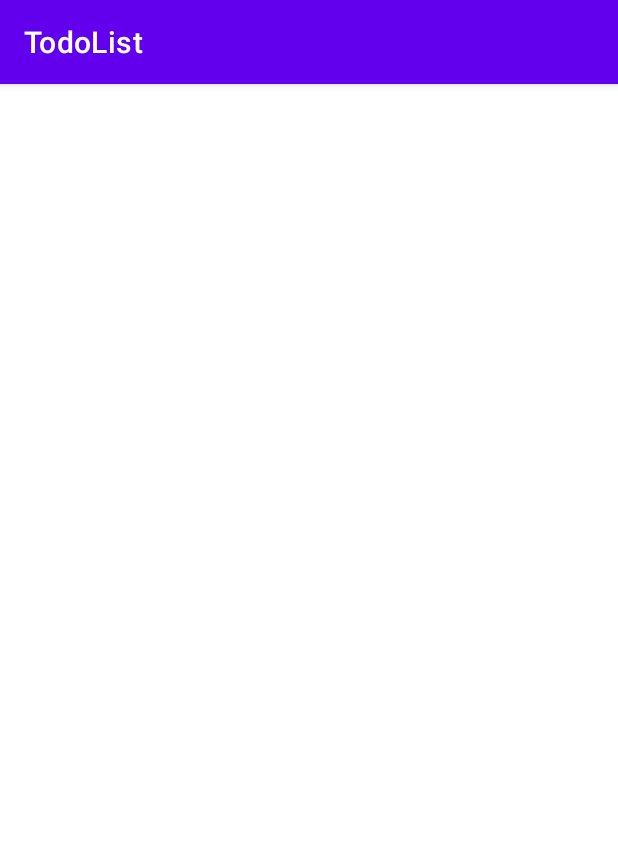
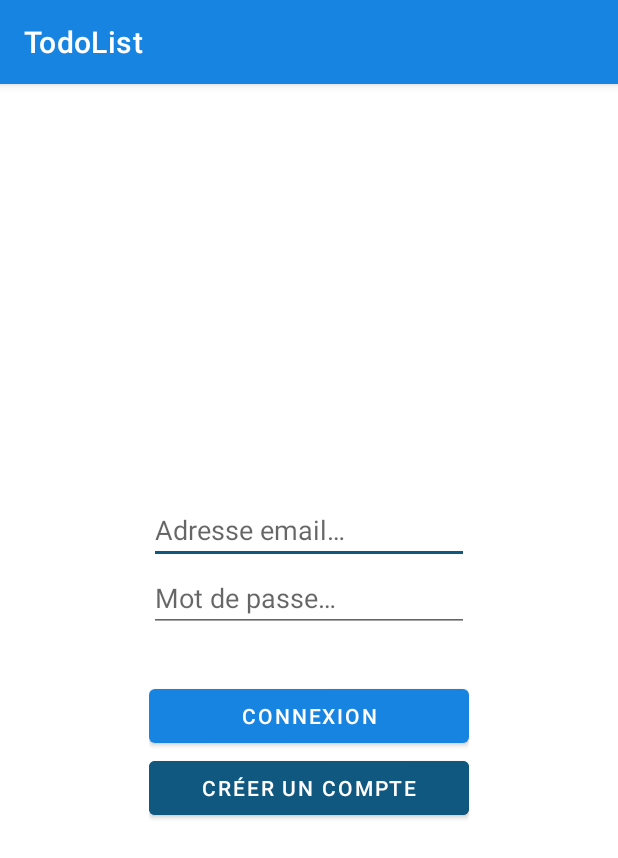
Before and after one commit to isaac-gros/kotlin-todolist, an Android app: the screen it shows after launch (MainActivity), on a phone screen of 412 x 824 dp. Shown: the top 858 px of the screen. Run offline under Robolectric (Android 15) with nearby library versions, the phone set to English and light mode, and no system bars.

Commit message:
[FEAT] Added login screen styles and inputs validation

```diff
--- a/app/build.gradle
+++ b/app/build.gradle
@@ -2,6 +2,9 @@ plugins {
     id 'com.android.application'
     id 'kotlin-android'
 }
+
+apply plugin: 'kotlin-kapt'
+apply plugin: 'kotlin-android-extensions'
 
 android {
     compileSdkVersion 30
--- a/app/src/main/res/layout/fragment_login.xml
+++ b/app/src/main/res/layout/fragment_login.xml
@@ -1,14 +1,52 @@
 <?xml version="1.0" encoding="utf-8"?>
-<FrameLayout xmlns:android="http://schemas.android.com/apk/res/android"
+<androidx.constraintlayout.widget.ConstraintLayout xmlns:android="http://schemas.android.com/apk/res/android"
+    xmlns:app="http://schemas.android.com/apk/res-auto"
     xmlns:tools="http://schemas.android.com/tools"
     android:layout_width="match_parent"
-    android:layout_height="match_parent"
-    tools:context=".presentation.views.LoginFragment">
+    android:layout_height="match_parent">
 
-    <!-- TODO: Update blank fragment layout -->
-    <TextView
-        android:layout_width="match_parent"
-        android:layout_height="match_parent"
-        android:text="@string/hello_login_fragment" />
+    <LinearLayout
+        android:layout_width="wrap_content"
+        android:layout_height="wrap_content"
+        android:orientation="vertical"
+        app:layout_constraintBottom_toBottomOf="parent"
+        app:layout_constraintEnd_toEndOf="parent"
+        app:layout_constraintStart_toStartOf="parent"
+        app:layout_constraintTop_toTopOf="parent">
 
-</FrameLayout>
+        <EditText
+            android:id="@+id/fragLogin_EmailView"
+            android:layout_width="wrap_content"
+            android:layout_height="match_parent"
+            android:autofillHints="@string/email_hint"
+            android:ems="10"
+            android:hint="@string/email_hint"
+            android:inputType="textEmailAddress" />
+
+        <EditText
+            android:id="@+id/fragLogin_PasswordView"
+            android:layout_width="wrap_content"
+            android:layout_height="wrap_content"
+            android:autofillHints="@string/password_hint"
+            android:ems="10"
+            android:hint="@string/password_hint"
+            android:inputType="textPassword" />
+
+        <Button
+            android:id="@+id/fragLogin_LoginButton"
+            android:layout_width="match_parent"
+            android:layout_height="wrap_content"
+            android:layout_marginTop="32dp"
+            android:textColor="@color/white"
+            android:text="@string/button_login" />
+
+        <Button
+            android:id="@+id/fragLogin_SignupButton"
+            android:layout_width="match_parent"
+            android:layout_height="wrap_content"
+            android:backgroundTint="@color/blue_900"
+            android:text="@string/button_create_account"
+
+            />
+    </LinearLayout>
+</androidx.constraintlayout.widget.ConstraintLayout>
--- a/app/src/main/res/navigation/nav_graph.xml
+++ b/app/src/main/res/navigation/nav_graph.xml
@@ -3,13 +3,16 @@
     xmlns:app="http://schemas.android.com/apk/res-auto"
     xmlns:tools="http://schemas.android.com/tools"
     android:id="@+id/nav_graph"
-    app:startDestination="@layout/fragment_login">
+    app:startDestination="@id/loginFragment">
 
     <fragment
         android:id="@+id/loginFragment"
         android:name="fr.isaacgros.todolist.presentation.views.LoginFragment"
         android:label="fragment_login"
         tools:layout="@layout/fragment_login" />
+    <action
+        android:id="@+id/loginFragment_to_signUpFragment"
+        app:destination="@id/signUpFragment"/>
     <fragment
         android:id="@+id/signUpFragment"
         android:name="fr.isaacgros.todolist.presentation.views.SignUpFragment"
--- a/app/src/main/res/values-night/themes.xml
+++ b/app/src/main/res/values-night/themes.xml
@@ -2,11 +2,11 @@
     <!-- Base application theme. -->
     <style name="Theme.TodoList" parent="Theme.MaterialComponents.DayNight.DarkActionBar">
         <!-- Primary brand color. -->
-        <item name="colorPrimary">@color/purple_200</item>
-        <item name="colorPrimaryVariant">@color/purple_700</item>
+        <item name="colorPrimary">@color/blue_600</item>
+        <item name="colorPrimaryVariant">@color/blue_800</item>
         <item name="colorOnPrimary">@color/black</item>
         <!-- Secondary brand color. -->
-        <item name="colorSecondary">@color/teal_200</item>
+        <item name="colorSecondary">@color/blue_900</item>
         <item name="colorSecondaryVariant">@color/teal_200</item>
         <item name="colorOnSecondary">@color/black</item>
         <!-- Status bar color. -->
--- a/app/src/main/res/values/colors.xml
+++ b/app/src/main/res/values/colors.xml
@@ -1,10 +1,10 @@
 <?xml version="1.0" encoding="utf-8"?>
 <resources>
-    <color name="purple_200">#FFBB86FC</color>
-    <color name="purple_500">#FF6200EE</color>
-    <color name="purple_700">#FF3700B3</color>
-    <color name="teal_200">#FF03DAC5</color>
-    <color name="teal_700">#FF018786</color>
-    <color name="black">#FF000000</color>
+    <color name="blue_600">#FF1884E2</color>
+    <color name="blue_900">#FF115880</color>
+    <color name="blue_800">#FF1C77A9</color>
+    <color name="orange_800">#FFE37113</color>
+    <color name="teal_200">#FF13E3d9</color>
+    <color name="black">#FF222222</color>
     <color name="white">#FFFFFFFF</color>
 </resources>
--- a/app/src/main/res/values/strings.xml
+++ b/app/src/main/res/values/strings.xml
@@ -1,6 +1,23 @@
 <resources>
+    <!--  App details  -->
     <string name="app_name">TodoList</string>
+
+    <!-- Dummy data -->
     <string name="hello_login_fragment">Hello login fragment !</string>
     <string name="hello_signup_fragment">Hello signup fragment !</string>
     <string name="hello_todos_activity">Hello todo activity !</string>
+
+    <!-- Hints -->
+    <string name="email_hint">Adresse email…</string>
+    <string name="password_hint">Mot de passe…</string>
+    <string name="first_name_hint">Votre prénom…</string>
+    <string name="last_name_hint">Votre nom…</string>
+
+    <!--  TODOS random hint values  -->
+
+    <!-- Buttons texts -->
+    <string name="button_login">Connexion</string>
+    <string name="button_signup">Inscription</string>
+    <string name="button_create_account">Créer un compte</string>
+
 </resources>
--- a/app/src/main/res/values/themes.xml
+++ b/app/src/main/res/values/themes.xml
@@ -2,12 +2,12 @@
     <!-- Base application theme. -->
     <style name="Theme.TodoList" parent="Theme.MaterialComponents.DayNight.DarkActionBar">
         <!-- Primary brand color. -->
-        <item name="colorPrimary">@color/purple_500</item>
-        <item name="colorPrimaryVariant">@color/purple_700</item>
+        <item name="colorPrimary">@color/blue_600</item>
+        <item name="colorPrimaryVariant">@color/blue_600</item>
         <item name="colorOnPrimary">@color/white</item>
         <!-- Secondary brand color. -->
-        <item name="colorSecondary">@color/teal_200</item>
-        <item name="colorSecondaryVariant">@color/teal_700</item>
+        <item name="colorSecondary">@color/blue_900</item>
+        <item name="colorSecondaryVariant">@color/teal_200</item>
         <item name="colorOnSecondary">@color/black</item>
         <!-- Status bar color. -->
         <item name="android:statusBarColor" tools:targetApi="l">?attr/colorPrimaryVariant</item>
```
Also changed, not shown: app/src/main/java/fr/isaacgros/todolist/presentation/views/LoginFragment.kt (+42 -16 lines), app/src/main/java/fr/isaacgros/todolist/presentation/views/MainActivity.kt (+12 -5 lines), app/src/main/java/fr/isaacgros/todolist/utils/Utils.kt (added, +21 -0 lines).
